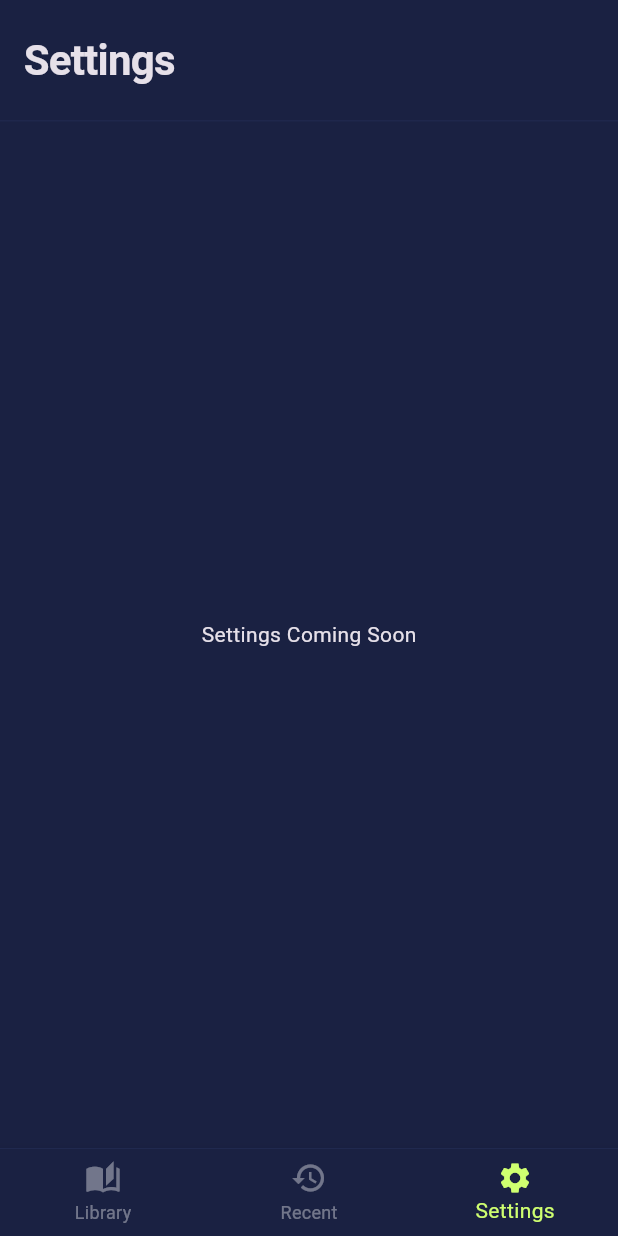
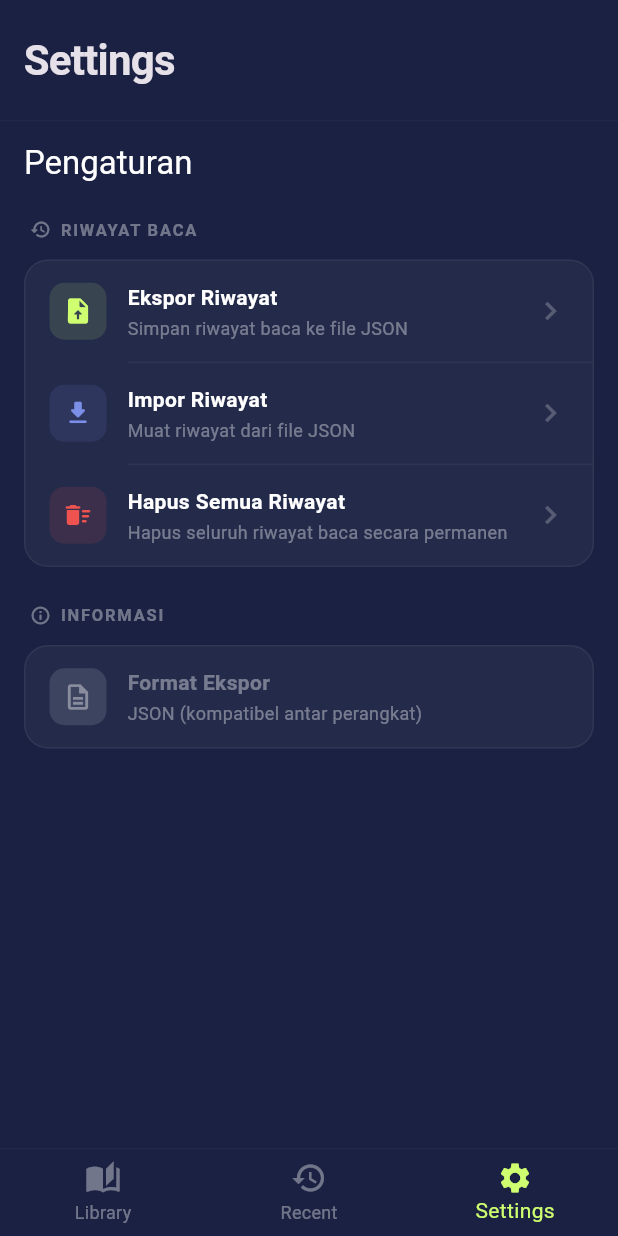
Before and after one commit to oswldc/codex, a Flutter app: the screen it shows after launch, item 3 of the bottom bar chosen, on a phone screen of 412 x 824 dp. Run offline on Flutter 3.47's test engine with Material 3 defaults, Android fonts, the phone set to English and light mode, and no system bars; our stand-ins replace cached_network_image, file_picker, google_fonts, shared_preferences; missing offline and left inert: gal, pdfx.

Commit message:
adding export and import features in settings

```diff
--- a/lib/pages/library_page.dart
+++ b/lib/pages/library_page.dart
@@ -5,6 +5,7 @@ import '../models/comic.dart';
 import '../services/comic_service.dart';
 import 'comic_detail_page.dart';
 import 'recent_page.dart';
+import 'setting_page.dart';
 
 enum ViewMode { grid, gridSmall, list }
 
@@ -209,7 +210,7 @@ class _LibraryPageState extends State<LibraryPage> {
                 children: [
                   _buildLibraryTab(context, accentColor),
                   const RecentPage(),
-                  const Center(child: Text('Settings Coming Soon')),
+                  const SettingPage(),
                 ],
               ),
             ),
--- /dev/null
+++ b/lib/pages/setting_page.dart
@@ -0,0 +1,527 @@
+import 'dart:convert';
+import 'dart:io';
+import 'package:flutter/material.dart';
+import 'package:file_picker/file_picker.dart';
+import 'package:path_provider/path_provider.dart';
+import 'package:path/path.dart' as p;
+import '../services/reading_history_service.dart';
+
+class SettingPage extends StatefulWidget {
+  const SettingPage({super.key});
+
+  @override
+  State<SettingPage> createState() => _SettingPageState();
+}
+
+class _SettingPageState extends State<SettingPage> {
+  bool _isExporting = false;
+  bool _isImporting = false;
+
+  // ─── Export ───────────────────────────────────────────────────────────────
+
+  Future<void> _exportHistory() async {
+    setState(() => _isExporting = true);
+
+    try {
+      final history = await ReadingHistoryService.loadHistory();
+
+      if (history.isEmpty) {
+        _showSnackBar(
+          'Tidak ada riwayat baca untuk diekspor',
+          icon: Icons.info_outline,
+          color: Colors.orange,
+        );
+        return;
+      }
+
+      final exportData = {
+        'exported_at': DateTime.now().toIso8601String(),
+        'version': 1,
+        'count': history.length,
+        'entries': history.map((e) => e.toJson()).toList(),
+      };
+
+      final jsonString = const JsonEncoder.withIndent('  ').convert(exportData);
+
+      final dir = await getApplicationDocumentsDirectory();
+      final timestamp = DateTime.now()
+          .toIso8601String()
+          .replaceAll(':', '-')
+          .replaceAll('.', '-')
+          .substring(0, 19);
+      final fileName = 'reading_history_$timestamp.json';
+      final filePath = p.join(dir.path, fileName);
+
+      await File(filePath).writeAsString(jsonString);
+
+      if (!mounted) return;
+      await _showExportSuccessDialog(filePath, history.length);
+    } catch (e) {
+      _showSnackBar(
+        'Gagal mengekspor: $e',
+        icon: Icons.error_outline,
+        color: Colors.red,
+      );
+    } finally {
+      if (mounted) setState(() => _isExporting = false);
+    }
+  }
+
+  // ─── Import ───────────────────────────────────────────────────────────────
+
+  Future<void> _importHistory() async {
+    final confirmed = await _showImportConfirmDialog();
+    if (!confirmed) return;
+
+    setState(() => _isImporting = true);
+
+    try {
+      final result = await FilePicker.platform.pickFiles(
+        type: FileType.custom,
+        allowedExtensions: ['json'],
+        allowMultiple: false,
+      );
+
+      if (result == null || result.files.isEmpty) return;
+
+      final filePath = result.files.first.path;
+      if (filePath == null) return;
+
+      final file = File(filePath);
+      if (!file.existsSync()) {
+        _showSnackBar(
+          'File tidak ditemukan',
+          icon: Icons.error_outline,
+          color: Colors.red,
+        );
+        return;
+      }
+
+      final jsonString = await file.readAsString();
+      final Map<String, dynamic> decoded = jsonDecode(jsonString);
+
+      if (!decoded.containsKey('entries') || decoded['version'] != 1) {
+        _showSnackBar(
+          'Format file tidak valid. Pastikan file berasal dari ekspor aplikasi ini.',
+          icon: Icons.warning_amber_rounded,
+          color: Colors.orange,
+        );
+        return;
+      }
+
+      final List entriesJson = decoded['entries'] as List;
+      final importedEntries =
+          entriesJson
+              .map(
+                (e) => ReadingHistoryEntry.fromJson(e as Map<String, dynamic>),
+              )
+              .toList();
+
+      int importedCount = 0;
+      for (final entry in importedEntries) {
+        await ReadingHistoryService.saveEntry(entry);
+        importedCount++;
+      }
+
+      if (!mounted) return;
+      _showSnackBar(
+        '$importedCount riwayat berhasil diimpor',
+        icon: Icons.check_circle_outline,
+        color: Colors.green,
+      );
+    } on FormatException {
+      _showSnackBar(
+        'File JSON tidak valid atau rusak',
+        icon: Icons.error_outline,
+        color: Colors.red,
+      );
+    } catch (e) {
+      _showSnackBar(
+        'Gagal mengimpor: $e',
+        icon: Icons.error_outline,
+        color: Colors.red,
+      );
+    } finally {
+      if (mounted) setState(() => _isImporting = false);
+    }
+  }
+
+  // ─── Clear History ────────────────────────────────────────────────────────
+
+  Future<void> _clearHistory() async {
+    final confirmed = await showDialog<bool>(
+      context: context,
+      builder:
+          (ctx) => AlertDialog(
+            backgroundColor: const Color(0xFF1E1E2E),
+            shape: RoundedRectangleBorder(
+              borderRadius: BorderRadius.circular(20),
+            ),
+            title: const Text(
+              'Hapus Semua Riwayat?',
+              style: TextStyle(
+                color: Colors.white,
+                fontWeight: FontWeight.bold,
+              ),
+            ),
+            content: const Text(
+              'Semua riwayat baca akan dihapus secara permanen. Tindakan ini tidak dapat dibatalkan.',
+              style: TextStyle(color: Colors.white60, height: 1.5),
+            ),
+            actions: [
+              TextButton(
+                onPressed: () => Navigator.pop(ctx, false),
+                child: const Text(
+                  'Batal',
+                  style: TextStyle(color: Colors.white54),
+                ),
+              ),
+              TextButton(
+                onPressed: () => Navigator.pop(ctx, true),
+                style: TextButton.styleFrom(foregroundColor: Colors.red),
+                child: const Text('Hapus Semua'),
+              ),
+            ],
+          ),
+    );
+
+    if (confirmed != true) return;
+    await ReadingHistoryService.clearHistory();
+    if (!mounted) return;
+    _showSnackBar(
+      'Riwayat baca berhasil dihapus',
+      icon: Icons.delete_outline,
+      color: Colors.red,
+    );
+  }
+
+  // ─── Dialogs & Snackbar ───────────────────────────────────────────────────
+
+  Future<void> _showExportSuccessDialog(String filePath, int count) async {
+    await showDialog(
+      context: context,
+      builder:
+          (ctx) => AlertDialog(
+            backgroundColor: const Color(0xFF1E1E2E),
+            shape: RoundedRectangleBorder(
+              borderRadius: BorderRadius.circular(20),
+            ),
+            title: Row(
+              children: [
+                Icon(
+                  Icons.check_circle,
+                  color: Colors.green.shade400,
+                  size: 22,
+                ),
+                const SizedBox(width: 10),
+                const Text(
+                  'Ekspor Berhasil',
+                  style: TextStyle(
+                    color: Colors.white,
+                    fontWeight: FontWeight.bold,
+                    fontSize: 16,
+                  ),
+                ),
+              ],
+            ),
+            content: Column(
+              mainAxisSize: MainAxisSize.min,
+              crossAxisAlignment: CrossAxisAlignment.start,
+              children: [
+                Text(
+                  '$count riwayat berhasil diekspor.',
+                  style: const TextStyle(color: Colors.white70),
+                ),
+                const SizedBox(height: 12),
+                const Text(
+                  'Lokasi file:',
+                  style: TextStyle(color: Colors.white38, fontSize: 12),
+                ),
+                const SizedBox(height: 4),
+                Container(
+                  padding: const EdgeInsets.symmetric(
+                    horizontal: 10,
+                    vertical: 8,
+                  ),
+                  decoration: BoxDecoration(
+                    color: Colors.white.withValues(alpha: 0.05),
+                    borderRadius: BorderRadius.circular(8),
+                  ),
+                  child: Text(
+                    filePath,
+                    style: const TextStyle(
+                      color: Colors.white60,
+                      fontSize: 11,
+                      fontFamily: 'monospace',
+                    ),
+                  ),
+                ),
+              ],
+            ),
+            actions: [
+              TextButton(
+                onPressed: () => Navigator.pop(ctx),
+                child: const Text(
+                  'OK',
+                  style: TextStyle(color: Color(0xFF7B8FE8)),
+                ),
+              ),
+            ],
+          ),
+    );
+  }
+
+  Future<bool> _showImportConfirmDialog() async {
+    final result = await showDialog<bool>(
+      context: context,
+      builder:
+          (ctx) => AlertDialog(
+            backgroundColor: const Color(0xFF1E1E2E),
+            shape: RoundedRectangleBorder(
+              borderRadius: BorderRadius.circular(20),
+            ),
+            title: const Text(
+              'Impor Riwayat Baca',
+              style: TextStyle(
+                color: Colors.white,
+                fontWeight: FontWeight.bold,
+              ),
+            ),
+            content: const Text(
+              'Pilih file JSON hasil ekspor. Riwayat yang sudah ada akan digabungkan — entri dengan ID yang sama akan diperbarui.',
+              style: TextStyle(color: Colors.white60, height: 1.5),
+            ),
+            actions: [
+              TextButton(
+                onPressed: () => Navigator.pop(ctx, false),
+                child: const Text(
+                  'Batal',
+                  style: TextStyle(color: Colors.white54),
+                ),
+              ),
+              TextButton(
+                onPressed: () => Navigator.pop(ctx, true),
+                child: const Text(
+                  'Pilih File',
+                  style: TextStyle(color: Color(0xFF7B8FE8)),
+                ),
+              ),
+            ],
+          ),
+    );
+    return result ?? false;
+  }
+
+  void _showSnackBar(
+    String message, {
+    required IconData icon,
+    required Color color,
+  }) {
+    if (!mounted) return;
+    ScaffoldMessenger.of(context).showSnackBar(
+      SnackBar(
+        content: Row(
+          children: [
+            Icon(icon, color: Colors.white, size: 18),
+            const SizedBox(width: 10),
+            Expanded(
+              child: Text(message, style: const TextStyle(color: Colors.white)),
+            ),
+          ],
+        ),
+        backgroundColor: color.withValues(alpha: 0.9),
+        behavior: SnackBarBehavior.floating,
+        shape: RoundedRectangleBorder(borderRadius: BorderRadius.circular(10)),
+      ),
+    );
+  }
+
+  // ─── Build ────────────────────────────────────────────────────────────────
+
+  @override
+  Widget build(BuildContext context) {
+    final Color accentColor = Theme.of(context).colorScheme.secondary;
+
+    return Scaffold(
+      backgroundColor: Theme.of(context).scaffoldBackgroundColor,
+      appBar: AppBar(
+        title: const Text('Pengaturan'),
+        backgroundColor: Colors.transparent,
+        elevation: 0,
+      ),
+      body: ListView(
+        padding: const EdgeInsets.fromLTRB(16, 8, 16, 32),
+        children: [
+          // ── Section: Riwayat Baca ─────────────────────────────────────
+          _buildSectionHeader('Riwayat Baca', Icons.history_rounded),
+          const SizedBox(height: 8),
+          _buildCard(
+            children: [
+              _buildTile(
+                icon: Icons.upload_file_rounded,
+                iconColor: accentColor,
+                title: 'Ekspor Riwayat',
+                subtitle: 'Simpan riwayat baca ke file JSON',
+                trailing:
+                    _isExporting
+                        ? const SizedBox(
+                          width: 20,
+                          height: 20,
+                          child: CircularProgressIndicator(strokeWidth: 2),
+                        )
+                        : const Icon(
+                          Icons.chevron_right,
+                          color: Colors.white24,
+                        ),
+                onTap: _isExporting ? null : _exportHistory,
+              ),
+              _buildDivider(),
+              _buildTile(
+                icon: Icons.download_rounded,
+                iconColor: const Color(0xFF7B8FE8),
+                title: 'Impor Riwayat',
+                subtitle: 'Muat riwayat dari file JSON',
+                trailing:
+                    _isImporting
+                        ? const SizedBox(
+                          width: 20,
+                          height: 20,
+                          child: CircularProgressIndicator(strokeWidth: 2),
+                        )
+                        : const Icon(
+                          Icons.chevron_right,
+                          color: Colors.white24,
+                        ),
+                onTap: _isImporting ? null : _importHistory,
+              ),
+              _buildDivider(),
+              _buildTile(
+                icon: Icons.delete_sweep_rounded,
+                iconColor: Colors.red.shade400,
+                title: 'Hapus Semua Riwayat',
+                subtitle: 'Hapus seluruh riwayat baca secara permanen',
+                trailing: const Icon(
+                  Icons.chevron_right,
+                  color: Colors.white24,
+                ),
+                onTap: _clearHistory,
+              ),
+            ],
+          ),
+
+          const SizedBox(height: 24),
+
+          // ── Section: Info ─────────────────────────────────────────────
+          _buildSectionHeader('Informasi', Icons.info_outline_rounded),
+          const SizedBox(height: 8),
+          _buildCard(
+            children: [
+              _buildTile(
+                icon: Icons.description_outlined,
+                iconColor: Colors.white38,
+                title: 'Format Ekspor',
+                subtitle: 'JSON (kompatibel antar perangkat)',
+                onTap: null,
+              ),
+            ],
+          ),
+        ],
+      ),
+    );
+  }
+
+  // ─── Widget Helpers ───────────────────────────────────────────────────────
+
+  Widget _buildSectionHeader(String title, IconData icon) {
+    return Padding(
+      padding: const EdgeInsets.only(left: 4, bottom: 4),
+      child: Row(
+        children: [
+          Icon(icon, size: 14, color: Colors.white38),
+          const SizedBox(width: 6),
+          Text(
+            title.toUpperCase(),
+            style: const TextStyle(
+              fontSize: 11,
+              color: Colors.white38,
+              fontWeight: FontWeight.w600,
+              letterSpacing: 1.2,
+            ),
+          ),
+        ],
+      ),
+    );
+  }
+
+  Widget _buildCard({required List<Widget> children}) {
+    return Container(
+      decoration: BoxDecoration(
+        color: Colors.white.withValues(alpha: 0.04),
+        borderRadius: BorderRadius.circular(16),
+        border: Border.all(color: Colors.white.withValues(alpha: 0.06)),
+      ),
+      child: Column(children: children),
+    );
+  }
+
+  Widget _buildTile({
+    required IconData icon,
+    required Color iconColor,
+    required String title,
+    required String subtitle,
+    Widget? trailing,
+    VoidCallback? onTap,
+  }) {
+    return InkWell(
+      onTap: onTap,
+      borderRadius: BorderRadius.circular(16),
+      child: Padding(
+        padding: const EdgeInsets.symmetric(horizontal: 16, vertical: 14),
+        child: Row(
+          children: [
+            Container(
+              width: 38,
+              height: 38,
+              decoration: BoxDecoration(
+                color: iconColor.withValues(alpha: 0.12),
+                borderRadius: BorderRadius.circular(10),
+              ),
+              child: Icon(icon, color: iconColor, size: 20),
+            ),
+            const SizedBox(width: 14),
+            Expanded(
+              child: Column(
+                crossAxisAlignment: CrossAxisAlignment.start,
+                children: [
+                  Text(
+                    title,
+                    style: TextStyle(
+                      fontSize: 14,
+                      fontWeight: FontWeight.w600,
+                      color: onTap == null ? Colors.white38 : Colors.white,
+                    ),
+                  ),
+                  const SizedBox(height: 2),
+                  Text(
+                    subtitle,
+                    style: const TextStyle(fontSize: 12, color: Colors.white38),
+                  ),
+                ],
+              ),
+            ),
+            if (trailing != null) ...[const SizedBox(width: 8), trailing],
+          ],
+        ),
+      ),
+    );
+  }
+
+  Widget _buildDivider() {
+    return Divider(
+      height: 1,
+      indent: 68,
+      endIndent: 0,
+      color: Colors.white.withValues(alpha: 0.05),
+    );
+  }
+}
```
